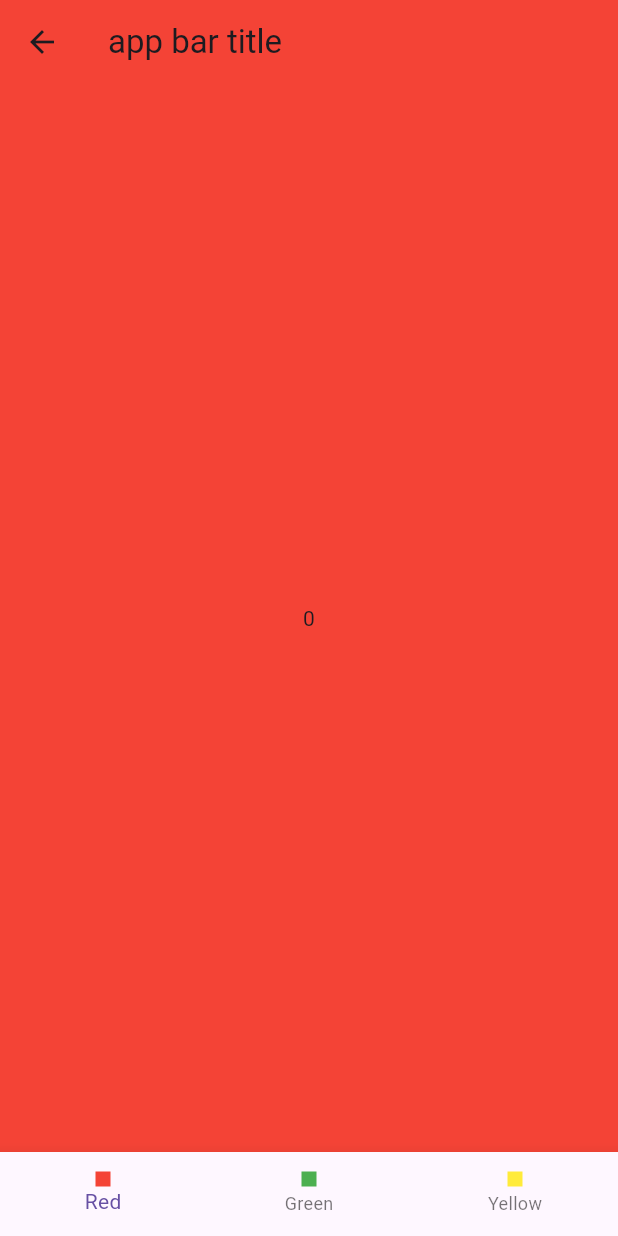
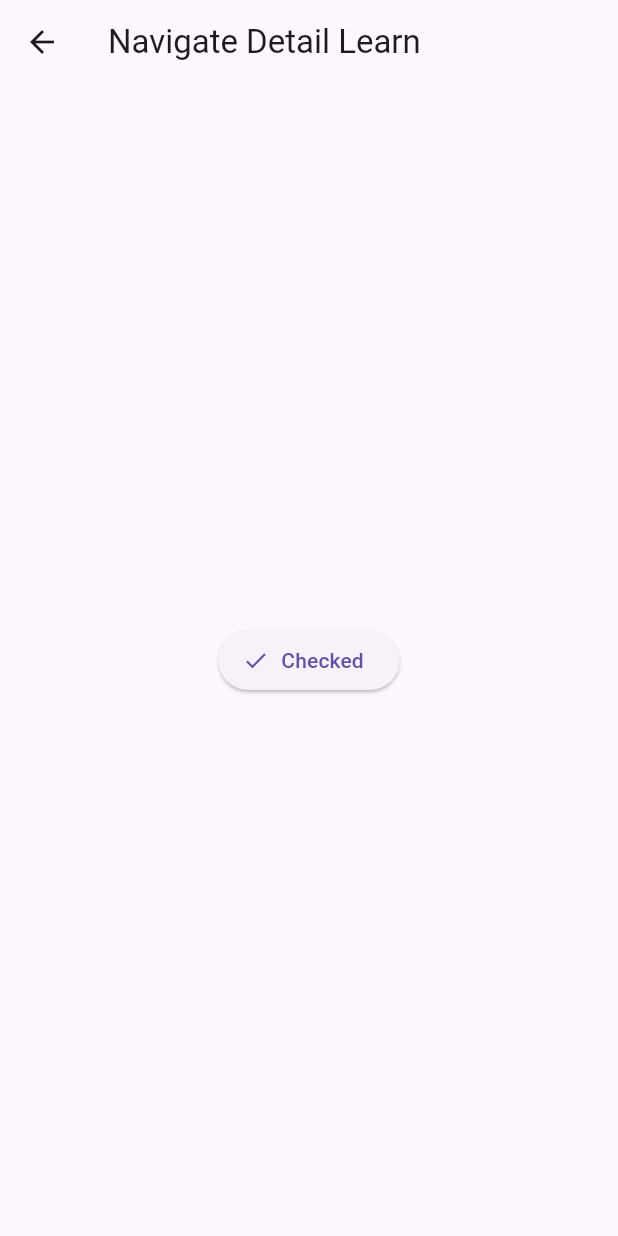
Before and after one commit to muameh/Flutter101, a Flutter app: the screen it shows after launch, after a tap on the "fork right" icon, on a phone screen of 412 x 824 dp. Run offline on Flutter 3.47's test engine with Material 3 defaults, Android fonts, the phone set to English and light mode, and no system bars; our stand-ins replace fluttertoast.

Commit message:
navigation detail screen added

```diff
--- a/lib/101/list_view_builder_learn.dart
+++ b/lib/101/list_view_builder_learn.dart
@@ -21,7 +21,8 @@ class _ListViewBuilderLearnState extends State<ListViewBuilderLearn> {
       body: Container(
         child: ListView.builder(itemBuilder: (context, index) {
           return Padding(
-            padding: EdgeInsets.symmetric(horizontal: 48.0, vertical: 8.0),
+            padding:
+                const EdgeInsets.symmetric(horizontal: 48.0, vertical: 8.0),
             child: _ListTile(index: index),
           );
         }),
@@ -31,7 +32,7 @@ class _ListViewBuilderLearnState extends State<ListViewBuilderLearn> {
 }
 
 class _ListTile extends StatelessWidget {
-  const _ListTile({super.key, required this.index});
+  const _ListTile({required this.index});
 
   final int index;
   Color get _randomColor => Colors.primaries[index % Colors.primaries.length];
--- /dev/null
+++ b/lib/101/navigate_detail.dart
@@ -0,0 +1,29 @@
+import 'package:flutter/material.dart';
+
+class NavigateDetailLearnState extends StatefulWidget {
+  const NavigateDetailLearnState({super.key});
+
+  @override
+  State<NavigateDetailLearnState> createState() =>
+      _NavigateDetailLearnStateState();
+}
+
+class _NavigateDetailLearnStateState extends State<NavigateDetailLearnState> {
+  @override
+  Widget build(BuildContext context) {
+    return Scaffold(
+      appBar: AppBar(
+        title: const Text("Navigate Detail Learn"),
+      ),
+      body: Center(
+        child: ElevatedButton.icon(
+          onPressed: () {
+            Navigator.pop(context, true);
+          },
+          icon: const Icon(Icons.check),
+          label: const Text("Checked"),
+        ),
+      ),
+    );
+  }
+}
--- a/lib/101/navigation_learn.dart
+++ b/lib/101/navigation_learn.dart
@@ -1,4 +1,5 @@
 import 'package:flutter/material.dart';
+import 'package:serbest_calisma/101/navigate_detail.dart';
 import 'package:serbest_calisma/101/selected_color.dart';
 
 class NavigationLearn extends StatefulWidget {
@@ -8,28 +9,58 @@ class NavigationLearn extends StatefulWidget {
   State<NavigationLearn> createState() => _NavigationLearnState();
 }
 
-class _NavigationLearnState extends State<NavigationLearn> {
+class _NavigationLearnState extends State<NavigationLearn>
+    with NavigatorManager {
+  final Map<int, Color> buttonColors = {};
+
   @override
   Widget build(BuildContext context) {
     return Scaffold(
       appBar: AppBar(title: const Text("Navigation Learn")),
-      body: const Center(
-        child:
-            Column(mainAxisAlignment: MainAxisAlignment.center, children: []),
+      body: Center(
+        child: ListView.builder(
+          itemBuilder: (context, index) {
+            final color = buttonColors[index] ?? Colors.blue;
+
+            return Padding(
+              padding:
+                  const EdgeInsets.symmetric(vertical: 16.0, horizontal: 24),
+              child: ElevatedButton(
+                onPressed: () async {
+                  // Detay ekranına git ve geri dönen sonucu al
+                  final result = await navigateToWidget(
+                    context,
+                    const NavigateDetailLearnState(),
+                  );
+                  if (result == true) {
+                    // Eğer geri dönüş "true" ise rengi yeşile çevir
+                    setState(() {
+                      buttonColors[index] = Colors.green;
+                    });
+                  }
+                },
+                style: ElevatedButton.styleFrom(
+                  backgroundColor: color, // Rengi ata
+                ),
+                child: Text("${index}"),
+              ),
+            );
+          },
+        ),
       ),
       floatingActionButton: FloatingActionButton(
         child: const Icon(Icons.fork_right),
         onPressed: () {
-          NavigatorManager().navigateToWidget(context, const ColorStateLearn());
+          navigateToWidget(context, const NavigateDetailLearnState());
         },
       ),
     );
   }
 }
 
-class NavigatorManager {
-  void navigateToWidget(BuildContext context, Widget widget) {
-    Navigator.of(context).push(
+mixin NavigatorManager {
+  Future<dynamic> navigateToWidget(BuildContext context, Widget widget) {
+    return Navigator.of(context).push(
       MaterialPageRoute(
         builder: (context) {
           return widget;
--- a/lib/demos/list_view_demo.dart
+++ b/lib/demos/list_view_demo.dart
@@ -38,15 +38,14 @@ class _MyCollectionsDemosStateState extends State<MyCollectionsDemosState> {
 }
 
 class _CategoryCard extends StatelessWidget {
-  const _CategoryCard({super.key, required CollectionModel model})
-      : _model = model;
+  const _CategoryCard({required CollectionModel model}) : _model = model;
 
   final CollectionModel _model;
 
   @override
   Widget build(BuildContext context) {
     return Card(
-      margin: EdgeInsets.only(bottom: 20),
+      margin: const EdgeInsets.only(bottom: 20),
       child: SizedBox(
         width: double.infinity,
         height: 250,
--- a/lib/main.dart
+++ b/lib/main.dart
@@ -1,9 +1,5 @@
 import 'package:flutter/material.dart';
-import 'package:serbest_calisma/101/list_view_builder_learn.dart';
 import 'package:serbest_calisma/101/navigation_learn.dart';
-import 'package:serbest_calisma/101/selected_color.dart';
-import 'package:serbest_calisma/101/text_field_learn.dart';
-import 'package:serbest_calisma/demos/list_view_demo.dart';
 
 void main() {
   runApp(const MyApp());
```
